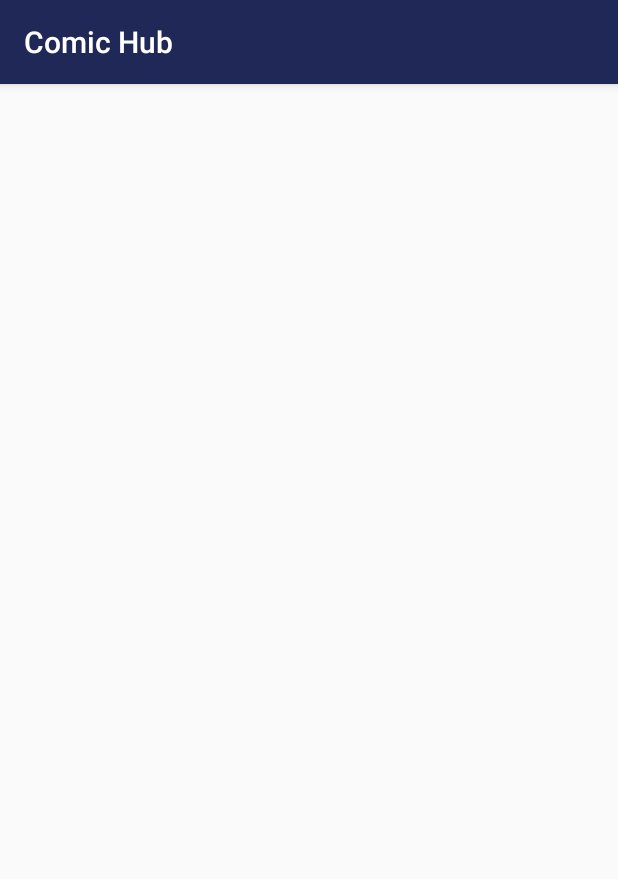
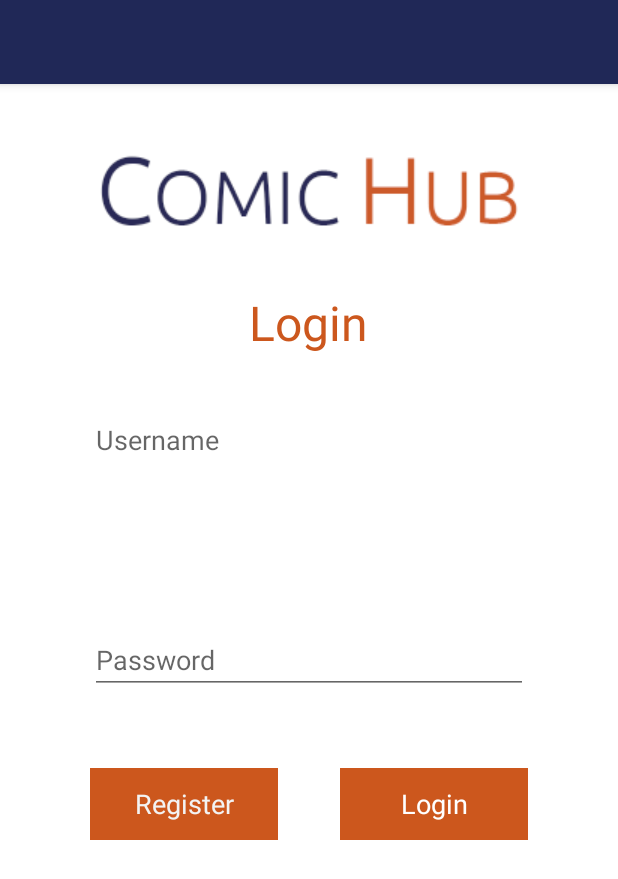
Before and after one commit to JonoCX/ComicHub, an Android app: the screen it shows after launch (MainActivity), on a phone screen of 412 x 824 dp. Shown: the top 879 px of the screen. Run offline under Robolectric (Android 15) with nearby library versions, the phone set to English and light mode, and no system bars.

Commit message:
login activity created, no functionality

```diff
--- a/app/src/main/AndroidManifest.xml
+++ b/app/src/main/AndroidManifest.xml
@@ -5,7 +5,7 @@
     <application
         android:allowBackup="true"
         android:icon="@mipmap/ic_launcher"
-        android:label="@string/app_name"
+        android:label=""
         android:supportsRtl="true"
         android:theme="@style/AppTheme">
         <activity android:name=".MainActivity">
--- a/app/src/main/res/layout/activity_main.xml
+++ b/app/src/main/res/layout/activity_main.xml
@@ -7,6 +7,72 @@
     android:paddingLeft="@dimen/activity_horizontal_margin"
     android:paddingRight="@dimen/activity_horizontal_margin"
     android:paddingTop="@dimen/activity_vertical_margin"
-    tools:context="uk.ac.ncl.j_carlton.comichub.MainActivity">
+    tools:context="uk.ac.ncl.j_carlton.comichub.MainActivity"
+    android:background="#ffffff">
+
+    <ImageView
+        android:layout_width="wrap_content"
+        android:layout_height="wrap_content"
+        android:id="@+id/imageView"
+        android:layout_marginTop="26dp"
+        android:src="@drawable/logo"
+        android:layout_alignParentTop="true"
+        android:layout_centerHorizontal="true" />
+
+    <EditText
+        android:layout_width="wrap_content"
+        android:layout_height="wrap_content"
+        android:id="@+id/login_user"
+        android:layout_below="@+id/imageView"
+        android:layout_marginTop="109dp"
+        android:layout_alignEnd="@+id/imageView"
+        android:layout_alignStart="@+id/imageView"
+        android:hint="Username" />
+
+    <EditText
+        android:layout_width="wrap_content"
+        android:layout_height="wrap_content"
+        android:inputType="textPassword"
+        android:ems="10"
+        android:id="@+id/user_pass"
+        android:layout_centerVertical="true"
+        android:layout_alignStart="@+id/login_user"
+        android:layout_alignEnd="@+id/login_user"
+        android:password="true"
+        android:hint="Password" />
+
+    <Button
+        android:layout_width="125dp"
+        android:layout_height="wrap_content"
+        android:text="Register"
+        android:id="@+id/register_btn"
+        android:background="#cc571d"
+        android:layout_alignTop="@+id/login_btn"
+        android:layout_alignStart="@+id/user_pass" />
+
+    <Button
+        android:layout_width="125dp"
+        android:layout_height="wrap_content"
+        android:text="Login"
+        android:id="@+id/login_btn"
+        android:textColor="#ffffff"
+        android:background="#cc571d"
+        android:singleLine="true"
+        android:height="10dp"
+        android:width="10dp"
+        android:layout_below="@+id/user_pass"
+        android:layout_alignEnd="@+id/user_pass"
+        android:layout_marginTop="49dp" />
+
+    <TextView
+        android:layout_width="wrap_content"
+        android:layout_height="wrap_content"
+        android:text="Login"
+        android:id="@+id/textViewLogin"
+        android:layout_below="@+id/imageView"
+        android:layout_centerHorizontal="true"
+        android:layout_marginTop="32dp"
+        android:textColor="#cc571d"
+        android:textSize="32sp" />
 
 </RelativeLayout>
--- a/app/src/main/res/values/strings.xml
+++ b/app/src/main/res/values/strings.xml
@@ -1,3 +1,4 @@
 <resources>
     <string name="app_name">Comic Hub</string>
+    <string name="login">Login</string>
 </resources>
--- a/app/src/main/res/values/styles.xml
+++ b/app/src/main/res/values/styles.xml
@@ -1,13 +1,27 @@
 <resources>
 
     <color name="main_purple">#202857</color>
+    <color name="white">#ffffff</color>
 
     <!-- Base application theme. -->
     <style name="AppTheme" parent="Theme.AppCompat.Light.DarkActionBar">
         <!-- Customize your theme here. -->
         <item name="colorPrimary">@color/main_purple</item>
         <item name="colorPrimaryDark">@color/main_purple</item>
-        <item name="colorAccent">@color/colorAccent</item>
+        <item name="colorAccent">@color/white</item>
+        <item name="android:buttonStyle">@style/FontButton</item>
+    </style>
+
+    <style name="FontButton" parent="android:Widget.Holo.Button">
+        <item name="android:fontFamily">Ubuntu-L.tff</item>
+    </style>
+
+    <style name="TextView" parent="android:Widget.TextView">
+        <item name="android:fontFamily">Ubuntu-L.tff</item>
+    </style>
+
+    <style name="TextFields" parent="android:Widget.EditText">
+        <item name="android:fontFamily">Ubuntu-L.tff</item>
     </style>
 
 </resources>
```
Also changed, not shown: app/src/main/assets/Ubuntu-L.ttf (added), app/src/main/res/drawable/logo.PNG (added).
